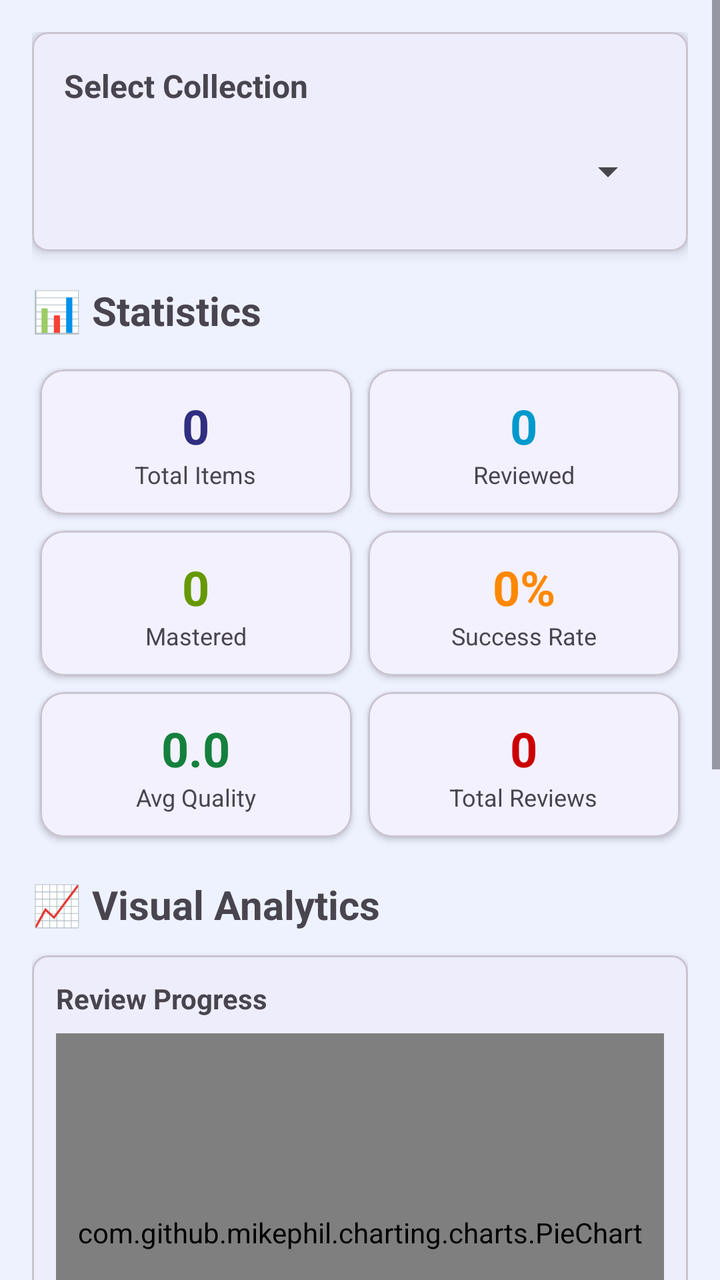
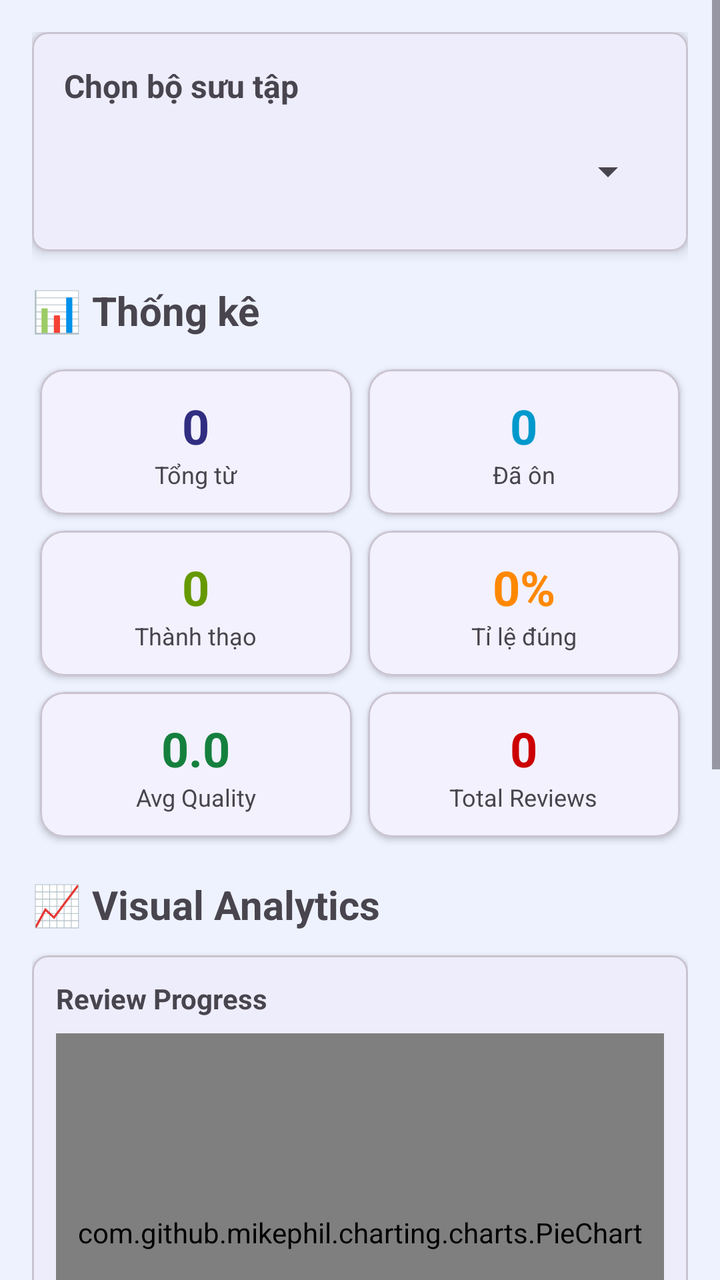

Compare the two renders of this Android layout. The source of the first and the diff that turns it into the second are given below.
<!-- AndroidManifest.xml: application theme Theme.ObjectLanguage -->
<!-- res/layout/fragment_collection_insights.xml -->
<?xml version="1.0" encoding="utf-8"?>
<ScrollView 
    xmlns:android="http://schemas.android.com/apk/res/android"
    xmlns:app="http://schemas.android.com/apk/res-auto"
    android:layout_width="match_parent"
    android:layout_height="match_parent"
    android:fillViewport="true">

    <LinearLayout
        android:layout_width="match_parent"
        android:layout_height="wrap_content"
        android:orientation="vertical"
        android:padding="16dp">

        
        <com.google.android.material.card.MaterialCardView
            android:layout_width="match_parent"
            android:layout_height="wrap_content"
            app:cardElevation="4dp"
            app:cardCornerRadius="8dp"
            android:layout_marginBottom="16dp">

            <LinearLayout
                android:layout_width="match_parent"
                android:layout_height="wrap_content"
                android:orientation="vertical"
                android:padding="16dp">

                <TextView
                    android:layout_width="wrap_content"
                    android:layout_height="wrap_content"
                    android:text="Select Collection"
                    android:textSize="16sp"
                    android:textStyle="bold"
                    android:layout_marginBottom="8dp" />

                <Spinner
                    android:id="@+id/collectionSpinner"
                    android:layout_width="match_parent"
                    android:layout_height="wrap_content"
                    android:minHeight="48dp" />

            </LinearLayout>

        </com.google.android.material.card.MaterialCardView>

        
        <TextView
            android:layout_width="wrap_content"
            android:layout_height="wrap_content"
            android:text="📊 Statistics"
            android:textSize="20sp"
            android:textStyle="bold"
            android:layout_marginBottom="12dp" />

        <GridLayout
            android:layout_width="match_parent"
            android:layout_height="wrap_content"
            android:columnCount="2"
            android:rowCount="3"
            android:layout_marginBottom="16dp">

            
            <com.google.android.material.card.MaterialCardView
                android:layout_width="0dp"
                android:layout_height="wrap_content"
                android:layout_columnWeight="1"
                android:layout_margin="4dp"
                app:cardElevation="2dp">

                <LinearLayout
                    android:layout_width="match_parent"
                    android:layout_height="wrap_content"
                    android:orientation="vertical"
                    android:padding="12dp"
                    android:gravity="center">

                    <TextView
                        android:id="@+id/totalItemsText"
                        android:layout_width="wrap_content"
                        android:layout_height="wrap_content"
                        android:text="0"
                        android:textSize="24sp"
                        android:textStyle="bold"
                        android:textColor="@color/purple_700" />

                    <TextView
                        android:layout_width="wrap_content"
                        android:layout_height="wrap_content"
                        android:text="Total Items"
                        android:textSize="12sp" />

                </LinearLayout>

            </com.google.android.material.card.MaterialCardView>

            
            <com.google.android.material.card.MaterialCardView
                android:layout_width="0dp"
                android:layout_height="wrap_content"
                android:layout_columnWeight="1"
                android:layout_margin="4dp"
                app:cardElevation="2dp">

                <LinearLayout
                    android:layout_width="match_parent"
                    android:layout_height="wrap_content"
                    android:orientation="vertical"
                    android:padding="12dp"
                    android:gravity="center">

                    <TextView
                        android:id="@+id/reviewedItemsText"
                        android:layout_width="wrap_content"
                        android:layout_height="wrap_content"
                        android:text="0"
                        android:textSize="24sp"
                        android:textStyle="bold"
                        android:textColor="@android:color/holo_blue_dark" />

                    <TextView
                        android:layout_width="wrap_content"
                        android:layout_height="wrap_content"
                        android:text="Reviewed"
                        android:textSize="12sp" />

                </LinearLayout>

            </com.google.android.material.card.MaterialCardView>

            
            <com.google.android.material.card.MaterialCardView
                android:layout_width="0dp"
                android:layout_height="wrap_content"
                android:layout_columnWeight="1"
                android:layout_margin="4dp"
                app:cardElevation="2dp">

                <LinearLayout
                    android:layout_width="match_parent"
                    android:layout_height="wrap_content"
                    android:orientation="vertical"
                    android:padding="12dp"
                    android:gravity="center">

                    <TextView
                        android:id="@+id/masteredItemsText"
                        android:layout_width="wrap_content"
                        android:layout_height="wrap_content"
                        android:text="0"
                        android:textSize="24sp"
                        android:textStyle="bold"
                        android:textColor="@android:color/holo_green_dark" />

                    <TextView
                        android:layout_width="wrap_content"
                        android:layout_height="wrap_content"
                        android:text="Mastered"
                        android:textSize="12sp" />

                </LinearLayout>

            </com.google.android.material.card.MaterialCardView>

            
            <com.google.android.material.card.MaterialCardView
                android:layout_width="0dp"
                android:layout_height="wrap_content"
                android:layout_columnWeight="1"
                android:layout_margin="4dp"
                app:cardElevation="2dp">

                <LinearLayout
                    android:layout_width="match_parent"
                    android:layout_height="wrap_content"
                    android:orientation="vertical"
                    android:padding="12dp"
                    android:gravity="center">

                    <TextView
                        android:id="@+id/successRateText"
                        android:layout_width="wrap_content"
                        android:layout_height="wrap_content"
                        android:text="0%"
                        android:textSize="24sp"
                        android:textStyle="bold"
                        android:textColor="@android:color/holo_orange_dark" />

                    <TextView
                        android:layout_width="wrap_content"
                        android:layout_height="wrap_content"
                        android:text="Success Rate"
                        android:textSize="12sp" />

                </LinearLayout>

            </com.google.android.material.card.MaterialCardView>

            
            <com.google.android.material.card.MaterialCardView
                android:layout_width="0dp"
                android:layout_height="wrap_content"
                android:layout_columnWeight="1"
                android:layout_margin="4dp"
                app:cardElevation="2dp">

                <LinearLayout
                    android:layout_width="match_parent"
                    android:layout_height="wrap_content"
                    android:orientation="vertical"
                    android:padding="12dp"
                    android:gravity="center">

                    <TextView
                        android:id="@+id/avgQualityText"
                        android:layout_width="wrap_content"
                        android:layout_height="wrap_content"
                        android:text="0.0"
                        android:textSize="24sp"
                        android:textStyle="bold"
                        android:textColor="@color/teal_700" />

                    <TextView
                        android:layout_width="wrap_content"
                        android:layout_height="wrap_content"
                        android:text="Avg Quality"
                        android:textSize="12sp" />

                </LinearLayout>

            </com.google.android.material.card.MaterialCardView>

            
            <com.google.android.material.card.MaterialCardView
                android:layout_width="0dp"
                android:layout_height="wrap_content"
                android:layout_columnWeight="1"
                android:layout_margin="4dp"
                app:cardElevation="2dp">

                <LinearLayout
                    android:layout_width="match_parent"
                    android:layout_height="wrap_content"
                    android:orientation="vertical"
                    android:padding="12dp"
                    android:gravity="center">

                    <TextView
                        android:id="@+id/totalReviewsText"
                        android:layout_width="wrap_content"
                        android:layout_height="wrap_content"
                        android:text="0"
                        android:textSize="24sp"
                        android:textStyle="bold"
                        android:textColor="@android:color/holo_red_dark" />

                    <TextView
                        android:layout_width="wrap_content"
                        android:layout_height="wrap_content"
                        android:text="Total Reviews"
                        android:textSize="12sp" />

                </LinearLayout>

            </com.google.android.material.card.MaterialCardView>

        </GridLayout>

        
        <TextView
            android:layout_width="wrap_content"
            android:layout_height="wrap_content"
            android:text="📈 Visual Analytics"
            android:textSize="20sp"
            android:textStyle="bold"
            android:layout_marginBottom="12dp" />

        
        <com.google.android.material.card.MaterialCardView
            android:layout_width="match_parent"
            android:layout_height="250dp"
            app:cardElevation="4dp"
            app:cardCornerRadius="8dp"
            android:layout_marginBottom="16dp">

            <LinearLayout
                android:layout_width="match_parent"
                android:layout_height="match_parent"
                android:orientation="vertical"
                android:padding="12dp">

                <TextView
                    android:layout_width="wrap_content"
                    android:layout_height="wrap_content"
                    android:text="Review Progress"
                    android:textSize="14sp"
                    android:textStyle="bold"
                    android:layout_marginBottom="8dp" />

                <com.github.mikephil.charting.charts.PieChart
                    android:id="@+id/progressPieChart"
                    android:layout_width="match_parent"
                    android:layout_height="match_parent" />

            </LinearLayout>

        </com.google.android.material.card.MaterialCardView>

        
        <com.google.android.material.card.MaterialCardView
            android:layout_width="match_parent"
            android:layout_height="250dp"
            app:cardElevation="4dp"
            app:cardCornerRadius="8dp"
            android:layout_marginBottom="16dp">

            <LinearLayout
                android:layout_width="match_parent"
                android:layout_height="match_parent"
                android:orientation="vertical"
                android:padding="12dp">

                <TextView
                    android:layout_width="wrap_content"
                    android:layout_height="wrap_content"
                    android:text="Mastery Breakdown"
                    android:textSize="14sp"
                    android:textStyle="bold"
                    android:layout_marginBottom="8dp" />

                <com.github.mikephil.charting.charts.BarChart
                    android:id="@+id/masteryBarChart"
                    android:layout_width="match_parent"
                    android:layout_height="match_parent" />

            </LinearLayout>

        </com.google.android.material.card.MaterialCardView>

        
        <TextView
            android:layout_width="wrap_content"
            android:layout_height="wrap_content"
            android:text="💡 Smart Suggestions"
            android:textSize="20sp"
            android:textStyle="bold"
            android:layout_marginBottom="12dp" />

        <LinearLayout
            android:id="@+id/suggestionsContainer"
            android:layout_width="match_parent"
            android:layout_height="wrap_content"
            android:orientation="vertical" />

        
        <ProgressBar
            android:id="@+id/progressBar"
            android:layout_width="wrap_content"
            android:layout_height="wrap_content"
            android:layout_gravity="center"
            android:layout_marginTop="16dp"
            android:visibility="gone" />

    </LinearLayout>

</ScrollView>
<!-- resources referenced by this layout -->
<resources>
  <color name="purple_700">#312E81</color>
  <color name="teal_700">#15803D</color>
  <style name="Theme.ObjectLanguage" parent="Theme.Material3.Light.NoActionBar">
          <item name="colorPrimary">@color/primary</item>
          <item name="colorPrimaryVariant">@color/primary_dark</item>
          <item name="colorOnPrimary">@color/text_on_primary</item>
          <item name="colorSecondary">@color/secondary</item>
          <item name="colorOnSecondary">@color/text_on_primary</item>
          <item name="android:colorBackground">@color/background</item>
          <item name="colorSurface">@color/surface</item>
          <item name="android:statusBarColor">@color/background</item>
          <item name="android:windowLightStatusBar">true</item>
          <item name="android:navigationBarColor">@color/surface</item>
          <item name="android:windowLightNavigationBar">true</item>
          
          
          <item name="cardViewStyle">@style/Widget.App.CardView</item>
      </style>
  <color name="primary">#4F46E5</color>
  <color name="primary_dark">#312E81</color>
  <color name="text_on_primary">#FFFFFF</color>
  <color name="secondary">#818CF8</color>
  <color name="background">#EEF2FF</color>
  <color name="surface">#FFFFFF</color>
  <style name="Widget.App.CardView" parent="Widget.Material3.CardView.Elevated">
          <item name="cardBackgroundColor">@color/surface</item>
          <item name="cardCornerRadius">16dp</item>
          <item name="cardElevation">0dp</item>
          <item name="strokeWidth">2dp</item>
          <item name="strokeColor">@color/divider</item>
      </style>
  <color name="divider">#CBD5E1</color>
</resources>

<!-- the commit's change to res/layout/fragment_collection_insights.xml (unified diff, before → after) -->
@@ -29,7 +29,7 @@
                 <TextView
                     android:layout_width="wrap_content"
                     android:layout_height="wrap_content"
-                    android:text="Select Collection"
+                    android:text="@string/ci_select_collection"
                     android:textSize="16sp"
                     android:textStyle="bold"
                     android:layout_marginBottom="8dp" />
@@ -48,7 +48,7 @@
         <TextView
             android:layout_width="wrap_content"
             android:layout_height="wrap_content"
-            android:text="📊 Statistics"
+            android:text="@string/ci_stats_title"
             android:textSize="20sp"
             android:textStyle="bold"
             android:layout_marginBottom="12dp" />
@@ -87,7 +87,7 @@
                     <TextView
                         android:layout_width="wrap_content"
                         android:layout_height="wrap_content"
-                        android:text="Total Items"
+                        android:text="@string/ci_total_items"
                         android:textSize="12sp" />
 
                 </LinearLayout>
@@ -121,7 +121,7 @@
                     <TextView
                         android:layout_width="wrap_content"
                         android:layout_height="wrap_content"
-                        android:text="Reviewed"
+                        android:text="@string/ci_reviewed"
                         android:textSize="12sp" />
 
                 </LinearLayout>
@@ -155,7 +155,7 @@
                     <TextView
                         android:layout_width="wrap_content"
                         android:layout_height="wrap_content"
-                        android:text="Mastered"
+                        android:text="@string/ci_mastered"
                         android:textSize="12sp" />
 
                 </LinearLayout>
@@ -189,7 +189,7 @@
                     <TextView
                         android:layout_width="wrap_content"
                         android:layout_height="wrap_content"
-                        android:text="Success Rate"
+                        android:text="@string/ci_success_rate"
                         android:textSize="12sp" />
 
                 </LinearLayout>
<!-- resource entries referenced after the edit -->
@@ -2,6 +2,12 @@
 <resources>
   <color name="purple_700">#312E81</color>
   <color name="teal_700">#15803D</color>
+  <string name="ci_mastered">Thành thạo</string>
+  <string name="ci_reviewed">Đã ôn</string>
+  <string name="ci_select_collection">Chọn bộ sưu tập</string>
+  <string name="ci_stats_title">📊 Thống kê</string>
+  <string name="ci_success_rate">Tỉ lệ đúng</string>
+  <string name="ci_total_items">Tổng từ</string>
   <style name="Theme.ObjectLanguage" parent="Theme.Material3.Light.NoActionBar">
           <item name="colorPrimary">@color/primary</item>
           <item name="colorPrimaryVariant">@color/primary_dark</item>
@@ -10,13 +16,13 @@
           <item name="colorOnSecondary">@color/text_on_primary</item>
           <item name="android:colorBackground">@color/background</item>
           <item name="colorSurface">@color/surface</item>
-          <item name="android:statusBarColor">@color/background</item>
-          <item name="android:windowLightStatusBar">true</item>
+          <item name="android:statusBarColor">@color/primary_dark</item>
+          <item name="android:windowLightStatusBar">false</item>
           <item name="android:navigationBarColor">@color/surface</item>
           <item name="android:windowLightNavigationBar">true</item>
           
-          
           <item name="cardViewStyle">@style/Widget.App.CardView</item>
+          <item name="bottomNavigationStyle">@style/Widget.App.BottomNav</item>
       </style>
   <color name="primary">#4F46E5</color>
   <color name="primary_dark">#312E81</color>
@@ -26,11 +32,27 @@
   <color name="surface">#FFFFFF</color>
   <style name="Widget.App.CardView" parent="Widget.Material3.CardView.Elevated">
           <item name="cardBackgroundColor">@color/surface</item>
-          <item name="cardCornerRadius">16dp</item>
-          <item name="cardElevation">0dp</item>
-          <item name="strokeWidth">2dp</item>
-          <item name="strokeColor">@color/divider</item>
+          <item name="cardCornerRadius">20dp</item>
+          <item name="cardElevation">2dp</item>
+          <item name="strokeWidth">0dp</item>
       </style>
-  <color name="divider">#CBD5E1</color>
+  <style name="Widget.App.BottomNav" parent="Widget.Material3.BottomNavigationView">
+          <item name="backgroundTint">@color/bottom_nav_bg</item>
+          <item name="itemIconTint">@color/bottom_nav_color</item>
+          <item name="itemTextColor">@color/bottom_nav_color</item>
+          <item name="itemActiveIndicatorStyle">@style/Widget.App.BottomNav.ActiveIndicator</item>
+          <item name="labelVisibilityMode">labeled</item>
+          <item name="itemRippleColor">@color/primary_light</item>
+      </style>
+  <color name="bottom_nav_bg">#FFFFFF</color>
+  <style name="Widget.App.BottomNav.ActiveIndicator" parent="Widget.Material3.BottomNavigationView.ActiveIndicator">
+          <item name="android:color">@color/surface_variant</item>
+          <item name="shapeAppearance">@style/ShapeAppearance.App.SmallComponent</item>
+      </style>
+  <color name="primary_light">#818CF8</color>
+  <color name="surface_variant">#E0E7FF</color>
+  <style name="ShapeAppearance.App.SmallComponent" parent="ShapeAppearance.Material3.SmallComponent">
+          <item name="cornerSize">16dp</item>
+      </style>
 </resources>
 
